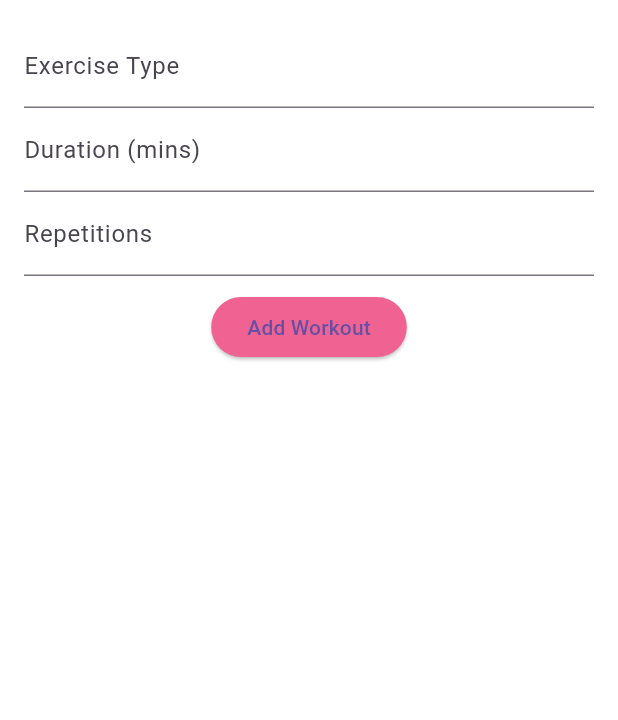
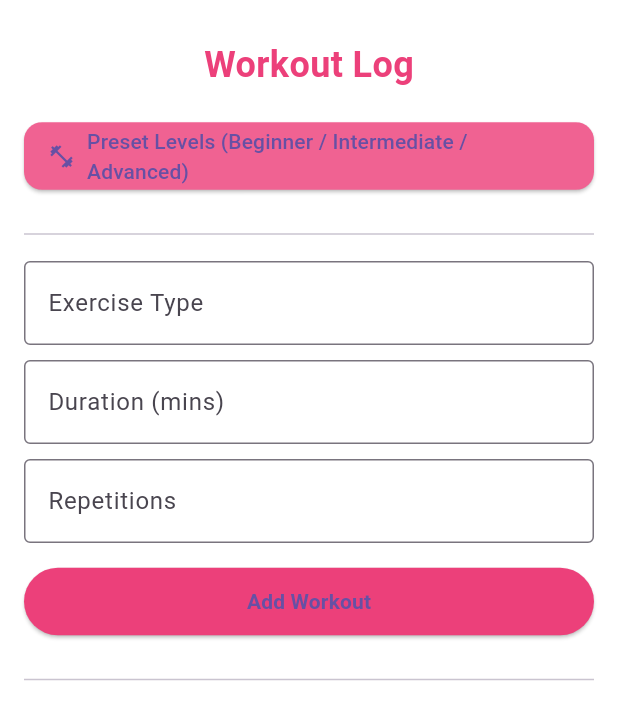
Before and after one commit to adityanair777/Fitness-Tracker-App, a Flutter app: the WorkoutLogScreen screen opened directly, on a phone screen of 412 x 824 dp. Shown: the top 720 px of the screen. Run offline on Flutter 3.47's test engine with Material 3 defaults, Android fonts, the phone set to English and light mode, and no system bars; our stand-ins replace fl_chart, sqflite, sqflite_common_ffi, sqflite_common_ffi_web; accounts and stored records are empty.

Commit message:
Adds preset workout plans

```diff
--- a/lib/screens/workout_log_screen.dart
+++ b/lib/screens/workout_log_screen.dart
@@ -1,7 +1,10 @@
 import 'package:flutter/material.dart';
 import '../data/db_helper.dart';
+import 'levels_screen.dart';
 
 class WorkoutLogScreen extends StatefulWidget {
+  const WorkoutLogScreen({super.key});
+
   @override
   State<WorkoutLogScreen> createState() => _WorkoutLogScreenState();
 }
@@ -45,30 +48,106 @@ class _WorkoutLogScreenState extends State<WorkoutLogScreen> {
 
   @override
   Widget build(BuildContext context) {
-    return Container(
-      color: Colors.white,
+    return Scaffold(
+      backgroundColor: Colors.white,
+      body: SafeArea(
+        child: SingleChildScrollView(
           padding: const EdgeInsets.all(16),
           child: Column(
             children: [
-          TextField(controller: exCtrl, decoration: const InputDecoration(labelText: 'Exercise Type')),
-          TextField(controller: durCtrl, decoration: const InputDecoration(labelText: 'Duration (mins)')),
-          TextField(controller: repCtrl, decoration: const InputDecoration(labelText: 'Repetitions')),
               const SizedBox(height: 10),
+              Text(
+                'Workout Log',
+                style: TextStyle(
+                  fontSize: 24,
+                  fontWeight: FontWeight.bold,
+                  color: Colors.pink[400],
+                ),
+              ),
+              const SizedBox(height: 20),
+
+              // Levels navigation button
+              ElevatedButton.icon(
+                icon: const Icon(Icons.fitness_center),
+                label: const Text('Preset Levels (Beginner / Intermediate / Advanced)'),
+                style: ElevatedButton.styleFrom(
+                  backgroundColor: Colors.pink[300],
+                  minimumSize: const Size(double.infinity, 45),
+                  shape: RoundedRectangleBorder(
+                    borderRadius: BorderRadius.circular(12),
+                  ),
+                ),
+                onPressed: () {
+                  Navigator.push(
+                    context,
+                    MaterialPageRoute(builder: (_) => const LevelsScreen()),
+                  );
+                },
+              ),
+
+              const SizedBox(height: 20),
+              const Divider(),
+              const SizedBox(height: 10),
+
+              // Input fields
+              TextField(
+                controller: exCtrl,
+                decoration: const InputDecoration(
+                  labelText: 'Exercise Type',
+                  border: OutlineInputBorder(),
+                ),
+              ),
+              const SizedBox(height: 10),
+              TextField(
+                controller: durCtrl,
+                decoration: const InputDecoration(
+                  labelText: 'Duration (mins)',
+                  border: OutlineInputBorder(),
+                ),
+                keyboardType: TextInputType.number,
+              ),
+              const SizedBox(height: 10),
+              TextField(
+                controller: repCtrl,
+                decoration: const InputDecoration(
+                  labelText: 'Repetitions',
+                  border: OutlineInputBorder(),
+                ),
+                keyboardType: TextInputType.number,
+              ),
+              const SizedBox(height: 15),
+
               ElevatedButton(
                 onPressed: _add,
-            style: ElevatedButton.styleFrom(backgroundColor: Colors.pink[300]),
-            child: const Text('Add Workout'),
+                style: ElevatedButton.styleFrom(
+                  backgroundColor: Colors.pink[400],
+                  minimumSize: const Size(double.infinity, 45),
                 ),
-          const SizedBox(height: 15),
-          Expanded(
-            child: ListView.builder(
+                child: const Text(
+                  'Add Workout',
+                  style: TextStyle(fontWeight: FontWeight.bold),
+                ),
+              ),
+
+              const SizedBox(height: 20),
+              const Divider(),
+              const SizedBox(height: 10),
+
+              // Workout list
+              ListView.builder(
+                shrinkWrap: true,
+                physics: const NeverScrollableScrollPhysics(),
                 itemCount: _rows.length,
                 itemBuilder: (c, i) {
                   final it = _rows[i];
                   return Card(
+                    elevation: 2,
+                    margin: const EdgeInsets.only(bottom: 12),
                     child: ListTile(
                       title: Text(it['exercise'] ?? ''),
-                    subtitle: Text('Duration: ${it['duration']} mins | Reps: ${it['reps']}'),
+                      subtitle: Text(
+                        'Duration: ${it['duration']} mins | Reps: ${it['reps']}',
+                      ),
                       trailing: IconButton(
                         icon: const Icon(Icons.delete, color: Colors.red),
                         onPressed: () => _remove(it['id'] as int),
@@ -77,8 +156,9 @@ class _WorkoutLogScreenState extends State<WorkoutLogScreen> {
                   );
                 },
               ),
+            ],
           ),
-        ],
+        ),
       ),
     );
   }
```
Also changed, not shown: lib/screens/level_detail_screen.dart (added, +98 -0 lines), lib/screens/levels_screen.dart (added, +72 -0 lines), 6 other files. Lines whose indentation alone changed are shown as unchanged.
